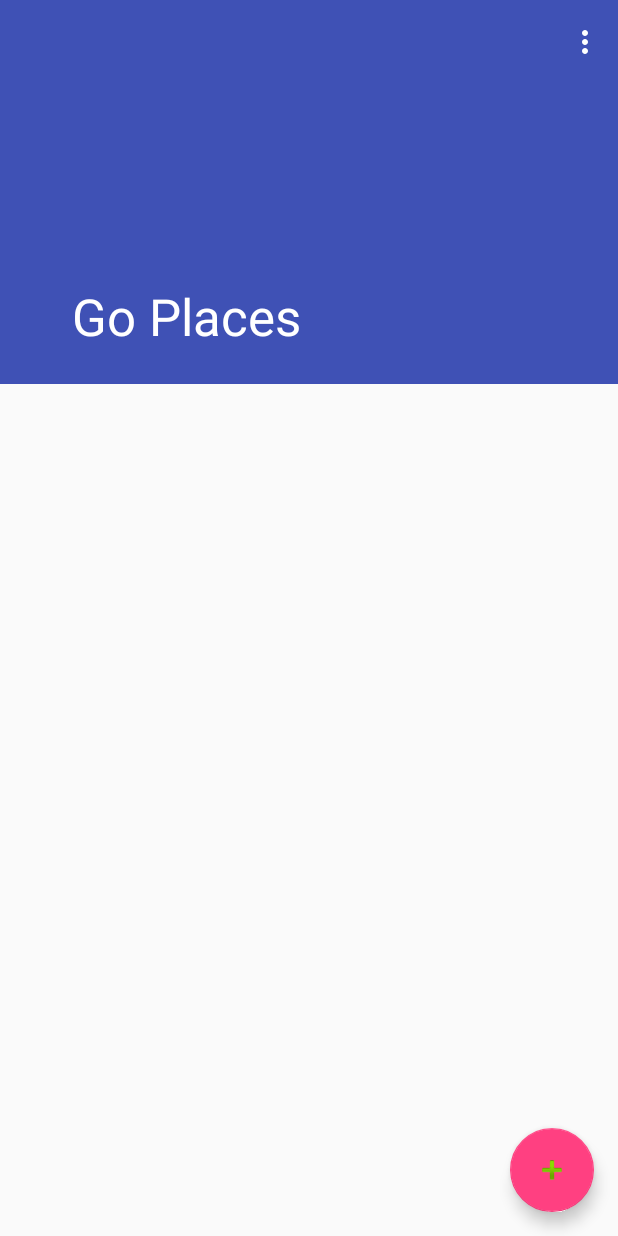
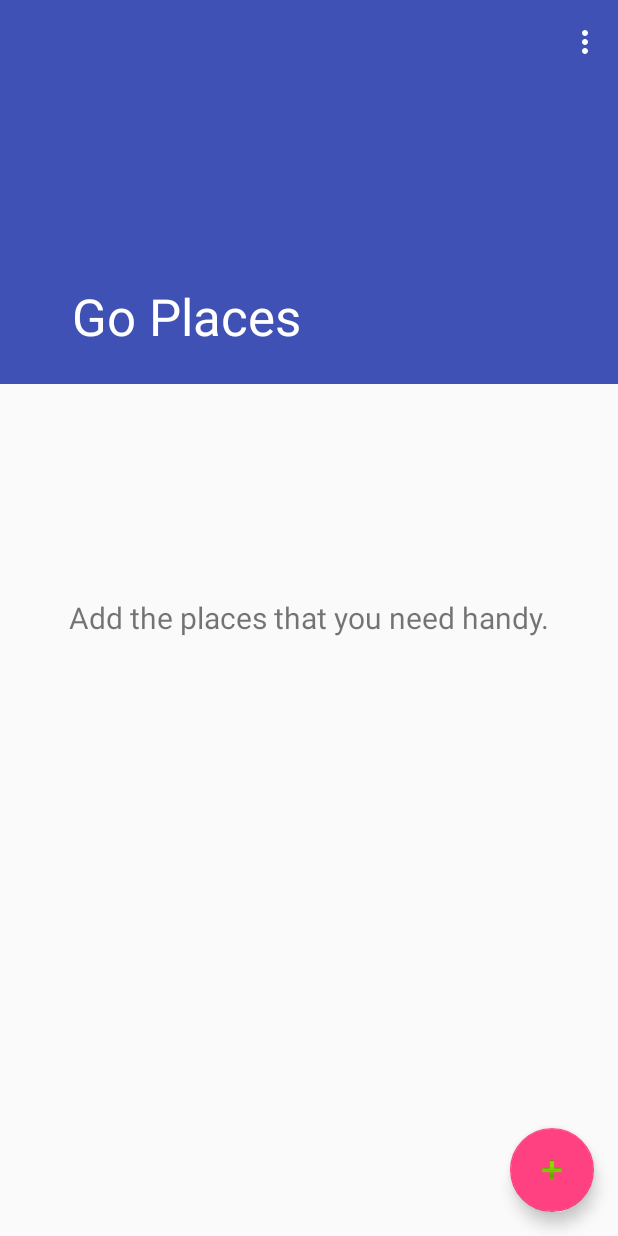
Before and after one commit to KarthicK10/AND_Capstone, an Android app: the screen it shows after launch (MainActivity), on a phone screen of 412 x 824 dp. Run offline under Robolectric (Android 15) with nearby library versions, the phone set to English and light mode, and no system bars.

Commit message:
fix: Empty view for places list

```diff
--- a/GoPlaces/app/src/main/res/layout/fragment_main.xml
+++ b/GoPlaces/app/src/main/res/layout/fragment_main.xml
@@ -59,14 +59,16 @@
         android:layout_height="match_parent"
         app:layout_anchor="@+id/recyclerview_places"
         app:layout_anchorGravity="fill"
-        android:gravity="center_horizontal"
+        android:gravity="center"
         android:paddingBottom="@dimen/activity_vertical_margin"
         android:paddingEnd="@dimen/activity_horizontal_margin"
         android:paddingLeft="@dimen/activity_horizontal_margin"
         android:paddingRight="@dimen/activity_horizontal_margin"
         android:paddingStart="@dimen/activity_horizontal_margin"
         android:paddingTop="@dimen/activity_vertical_margin"
-        android:text=""/>
+        android:text="@string/empty_places_list"
+        android:textSize="20sp"
+        android:contentDescription="@string/empty_places_list"/>
 
     <android.support.design.widget.FloatingActionButton
         android:id="@+id/fab"
```
